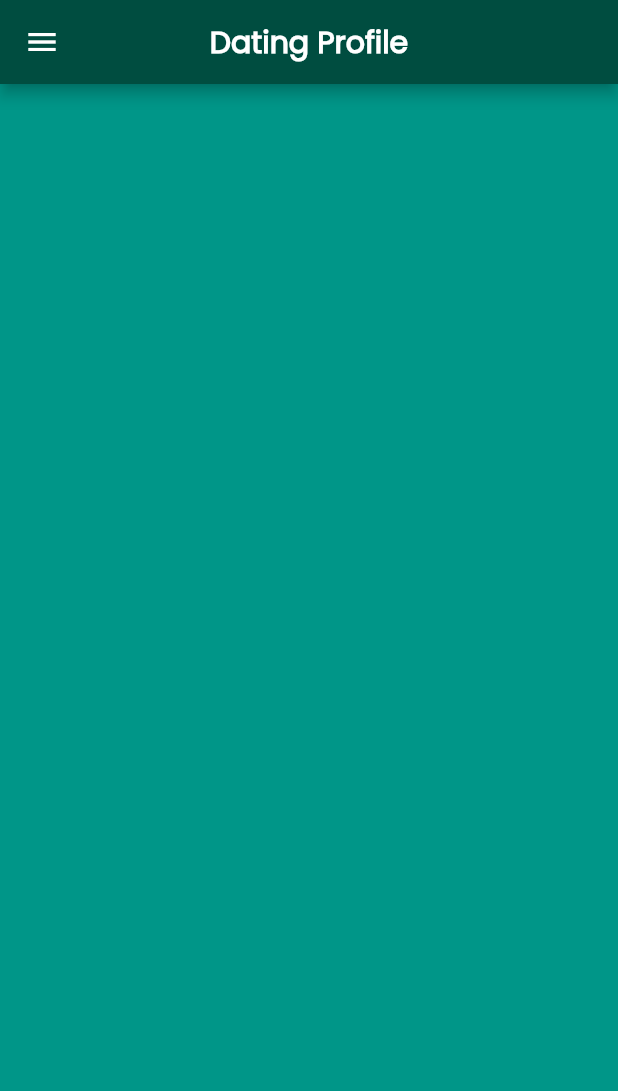
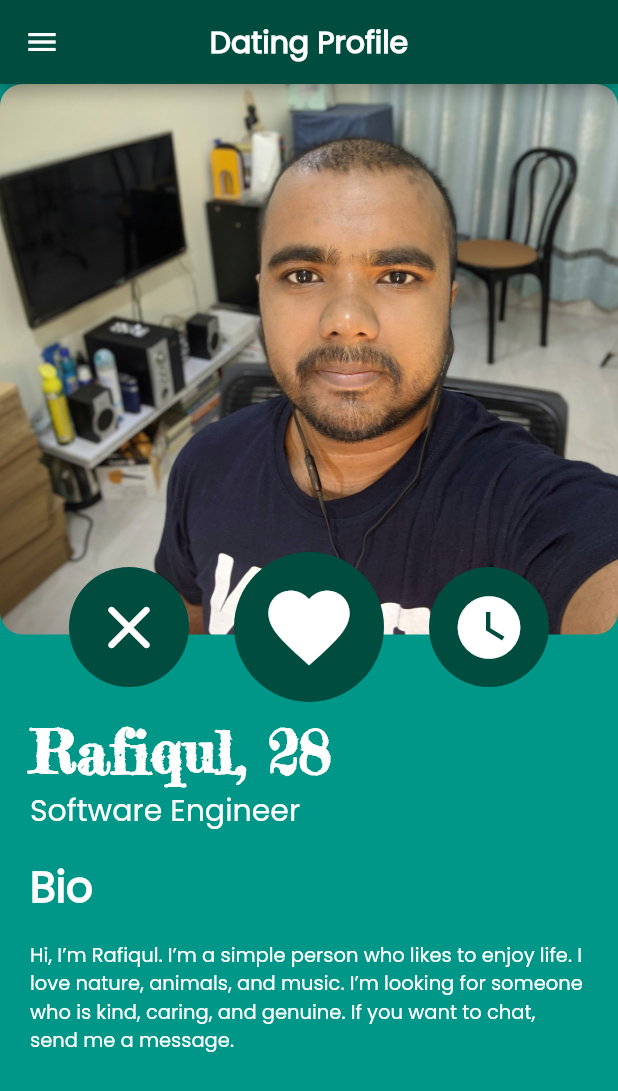
Before and after one commit to vutfiq01/mi_flash_card, a Flutter app: the screen it shows after launch, in the side drawer, after a tap on "Dating Profile", on a phone screen of 412 x 824 dp. Shown: the top 1091 px of the screen. Run offline on Flutter 3.47's test engine with Material 2 defaults, Android fonts, the phone set to English and light mode, and no system bars; our stand-ins replace font_awesome_flutter.

Commit message:
added dating profile ui

```diff
--- a/lib/dating_profile_page.dart
+++ b/lib/dating_profile_page.dart
@@ -7,10 +7,148 @@ class DatingProfilePage extends StatelessWidget {
 
   @override
   Widget build(BuildContext context) {
-    return const Scaffold(
+    return Scaffold(
       backgroundColor: Colors.teal,
-      appBar: CustomAppBar(title: 'Dating Profile'),
-      drawer: MyNavigationDrawer(),
+      appBar: const CustomAppBar(title: 'Dating Profile'),
+      drawer: const MyNavigationDrawer(),
+      body: Column(
+        crossAxisAlignment: CrossAxisAlignment.start,
+        children: [
+          SizedBox(
+            height: MediaQuery.of(context).size.height / 2,
+            child: Stack(
+              children: [
+                Padding(
+                  padding: const EdgeInsets.only(bottom: 45),
+                  child: Container(
+                    decoration: BoxDecoration(
+                      borderRadius: BorderRadius.circular(15),
+                      image: const DecorationImage(
+                          image: AssetImage('images/dating_profile.jpg'),
+                          fit: BoxFit.cover),
+                    ),
+                  ),
+                ),
+                Align(
+                  alignment: Alignment.bottomCenter,
+                  child: Padding(
+                    padding: const EdgeInsets.symmetric(
+                      horizontal: 16.0,
+                    ),
+                    child: Row(
+                      mainAxisAlignment: MainAxisAlignment.spaceEvenly,
+                      children: [
+                        ClipOval(
+                          child: Material(
+                            color: Colors.teal[900],
+                            child: InkWell(
+                              onTap: () {},
+                              child: const SizedBox(
+                                width: 80,
+                                height: 80,
+                                child: Icon(
+                                  Icons.clear_rounded,
+                                  size: 50,
+                                  color: Colors.white,
+                                ),
+                              ),
+                            ),
+                          ),
+                        ),
+                        ClipOval(
+                          child: Material(
+                            color: Colors.teal[900],
+                            child: InkWell(
+                              onTap: () {},
+                              child: const SizedBox(
+                                width: 100,
+                                height: 100,
+                                child: Icon(
+                                  Icons.favorite,
+                                  size: 65,
+                                  color: Colors.white,
+                                ),
+                              ),
+                            ),
+                          ),
+                        ),
+                        ClipOval(
+                          child: Material(
+                            color: Colors.teal[900],
+                            child: InkWell(
+                              onTap: () {},
+                              child: const SizedBox(
+                                width: 80,
+                                height: 80,
+                                child: Icon(
+                                  Icons.watch_later,
+                                  size: 50,
+                                  color: Colors.white,
+                                ),
+                              ),
+                            ),
+                          ),
+                        ),
+                      ],
+                    ),
+                  ),
+                ),
+              ],
+            ),
+          ),
+          const Padding(
+            padding: EdgeInsets.symmetric(
+              horizontal: 20,
+              vertical: 8,
+            ),
+            child: Column(
+              crossAxisAlignment: CrossAxisAlignment.start,
+              children: <Widget>[
+                Text(
+                  'Rafiqul, 28',
+                  style: TextStyle(
+                    fontFamily: 'FrederickatheGreat',
+                    fontSize: 40,
+                    color: Colors.white,
+                    fontWeight: FontWeight.bold,
+                  ),
+                ),
+                Text(
+                  'Software Engineer',
+                  style: TextStyle(
+                    fontFamily: 'Poppins',
+                    fontSize: 20,
+                    color: Colors.white,
+                  ),
+                ),
+                SizedBox(
+                  height: 15,
+                ),
+                Text(
+                  'Bio',
+                  style: TextStyle(
+                    fontFamily: 'Poppins',
+                    fontSize: 28,
+                    color: Colors.white,
+                    fontWeight: FontWeight.bold,
+                  ),
+                ),
+                SizedBox(
+                  height: 15,
+                ),
+                Text(
+                  "Hi, I’m Rafiqul. I’m a simple person who likes to enjoy life. I love nature, animals, and music. I’m looking for someone who is kind, caring, and genuine. If you want to chat, send me a message.",
+                  style: TextStyle(
+                    fontFamily: 'Poppins',
+                    fontSize: 13,
+                    color: Colors.white,
+                  ),
+                ),
+              ],
+            ),
+          )
+        ],
+      ),
     );
   }
 }
--- a/pubspec.yaml
+++ b/pubspec.yaml
@@ -33,3 +33,6 @@ flutter:
     - family: Poppins
       fonts:
         - asset: fonts/Poppins-Regular.ttf
+    - family: FrederickatheGreat
+      fonts:
+        - asset: fonts/FrederickatheGreat-Regular.ttf
```
Also changed, not shown: fonts/FrederickatheGreat-Regular.ttf (added), images/dating_profile.jpg (added), images/profile1.png (deleted), pubspec.lock.
